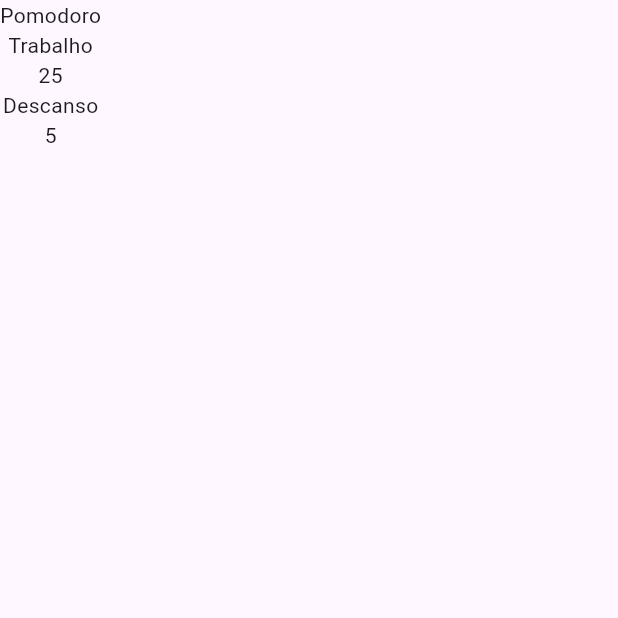
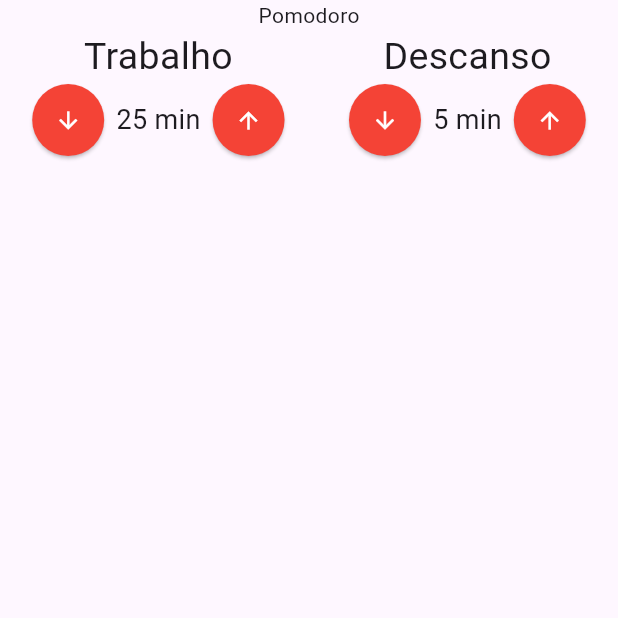
Before and after one commit to maitabom/pomodoro, a Flutter app: the screen it shows after launch, on a phone screen of 412 x 824 dp, the top half of it. Run offline on Flutter 3.47's test engine with Material 3 defaults, Android fonts, the phone set to English and light mode, and no system bars; our stand-ins replace mobx; generated files the repository leaves out were written again.

Commit message:
refatorar layout da página Pomodoro para usar Row em EntradaTempo

```diff
--- a/lib/components/entrada_tempo.dart
+++ b/lib/components/entrada_tempo.dart
@@ -8,6 +8,36 @@ class EntradaTempo extends StatelessWidget {
 
   @override
   Widget build(BuildContext context) {
-    return Column(children: [Text(titulo), Text(valor.toString())]);
+    return Column(
+      crossAxisAlignment: CrossAxisAlignment.center,
+      children: [
+        Text(titulo, style: TextStyle(fontSize: 25)),
+        Row(
+          mainAxisAlignment: MainAxisAlignment.center,
+          children: [
+            ElevatedButton(
+              onPressed: () {},
+              style: ElevatedButton.styleFrom(
+                shape: CircleBorder(),
+                padding: EdgeInsets.all(15),
+                backgroundColor: Colors.red,
+              ),
+              child: Icon(Icons.arrow_downward, color: Colors.white),
+            ),
+            SizedBox(height: 10),
+            Text('${valor.toString()} min', style: TextStyle(fontSize: 18)),
+            ElevatedButton(
+              onPressed: () {},
+              style: ElevatedButton.styleFrom(
+                shape: CircleBorder(),
+                padding: EdgeInsets.all(15),
+                backgroundColor: Colors.red,
+              ),
+              child: Icon(Icons.arrow_upward, color: Colors.white),
+            ),
+          ],
+        ),
+      ],
+    );
   }
 }
--- a/lib/pages/pomodoro.dart
+++ b/lib/pages/pomodoro.dart
@@ -10,8 +10,13 @@ class PomodoroPage extends StatelessWidget {
       body: Column(
         children: [
           Text('Pomodoro'),
-          EntradaTempo(titulo: 'Trabalho', valor: 25),
-          EntradaTempo(titulo: 'Descanso', valor: 5),
+          Row(
+            mainAxisAlignment: MainAxisAlignment.spaceAround,
+            children: [
+              EntradaTempo(titulo: 'Trabalho', valor: 25),
+              EntradaTempo(titulo: 'Descanso', valor: 5),
+            ],
+          ),
         ],
       ),
     );
```
